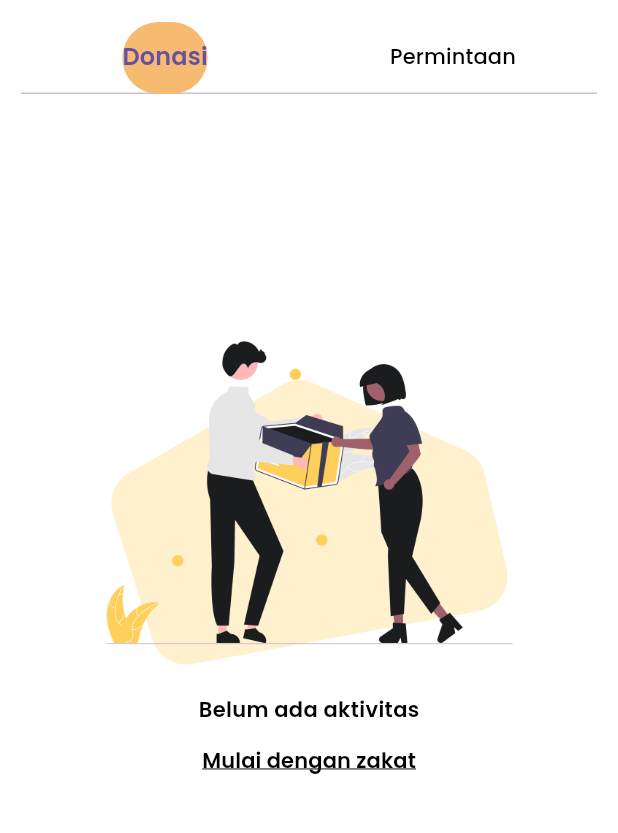
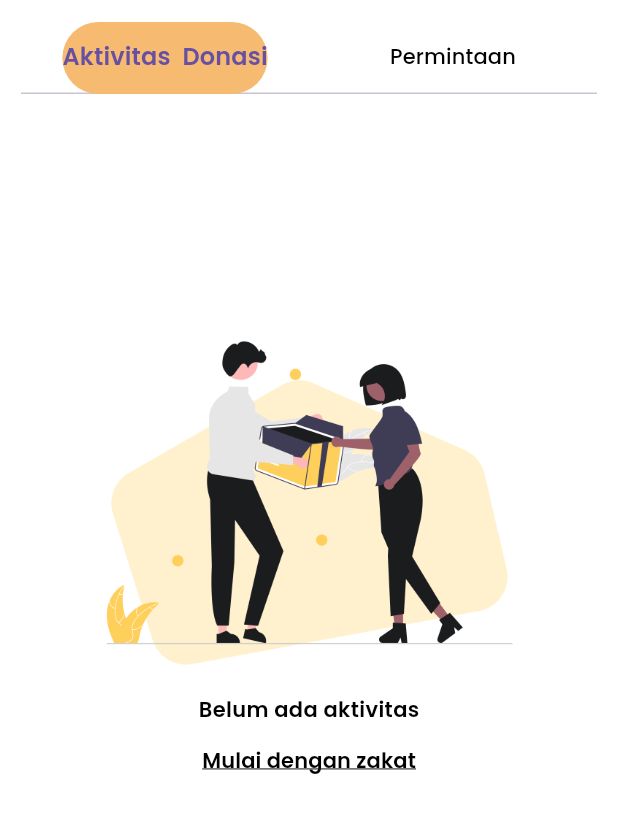
Before and after one commit to sahabatLaode/Skripsi_Dermain, a Flutter app: the Aktivitas screen opened directly, on a phone screen of 412 x 824 dp, the part 77-910 px from its top. Run offline on Flutter 3.47's test engine with Material 3 defaults, Android fonts, the light colour scheme and no system bars; our stand-ins replace carousel_slider, dio, email_validator, flutter_multi_formatter, flutter_riverpod, flutter_svg and 5 more; missing offline and left inert: flutter_osm_plugin; accounts and stored records are empty; network calls fail.

```diff
--- a/lib/Navbar/Components/Aktivitas/aktivitas.dart
+++ b/lib/Navbar/Components/Aktivitas/aktivitas.dart
@@ -47,7 +47,7 @@ class Aktivitas extends StatelessWidget {
             padding: const EdgeInsets.only(left: 14, right: 14, bottom: 14),
             tabs: const [
               Tab(
-                child: Text('Donasi'),
+                child: Text('Aktivitas  Donasi'),
               ),
               Tab(
                 child: Text('Permintaan'),
```
